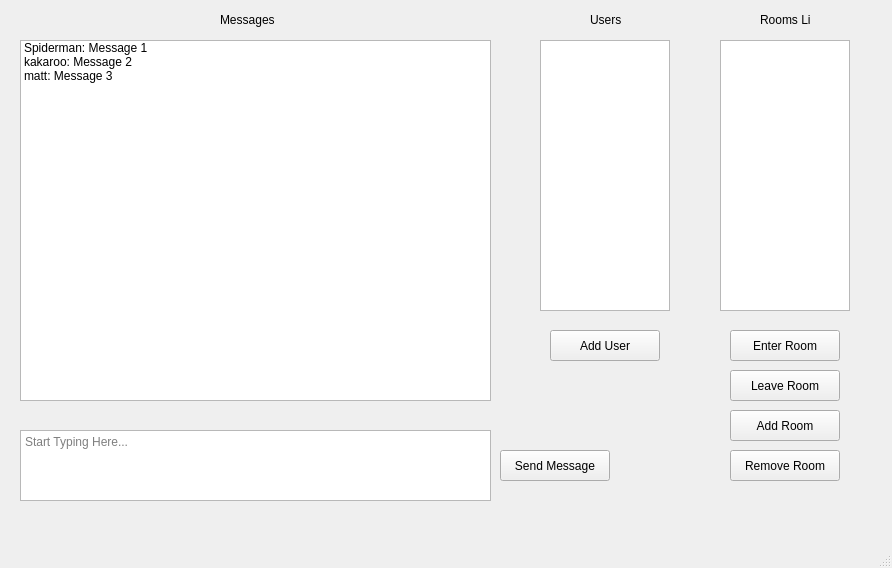
Above: ircclient.ui from TomFanella4/IRCClient before the change. Below: the same form after it.
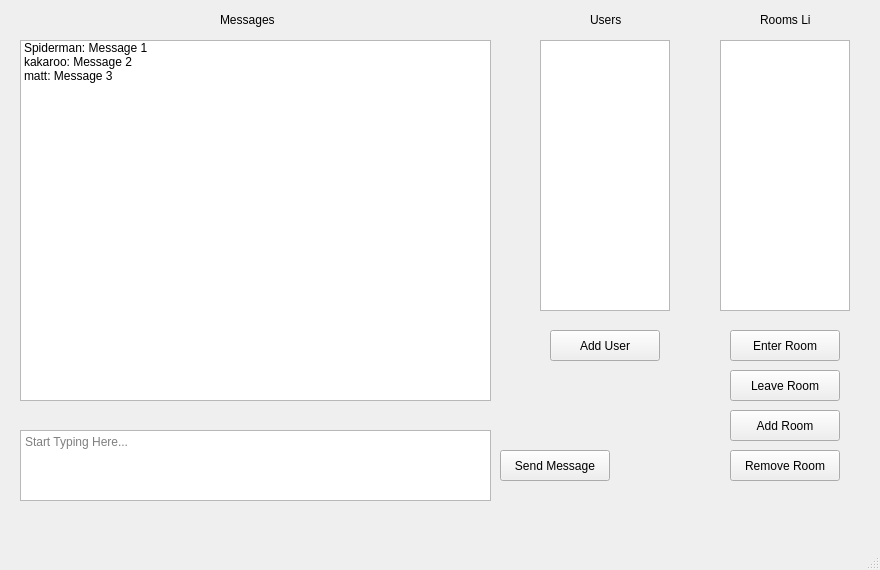
That is the form after the change.

What changed in the file:
```diff
--- a/ircclient.ui
+++ b/ircclient.ui
@@ -6,8 +6,8 @@
    <rect>
     <x>0</x>
     <y>0</y>
-    <width>892</width>
-    <height>568</height>
+    <width>880</width>
+    <height>570</height>
    </rect>
   </property>
   <property name="windowTitle">
```
Left out of the diff: 2 changed lines with no effect on the pictures.
